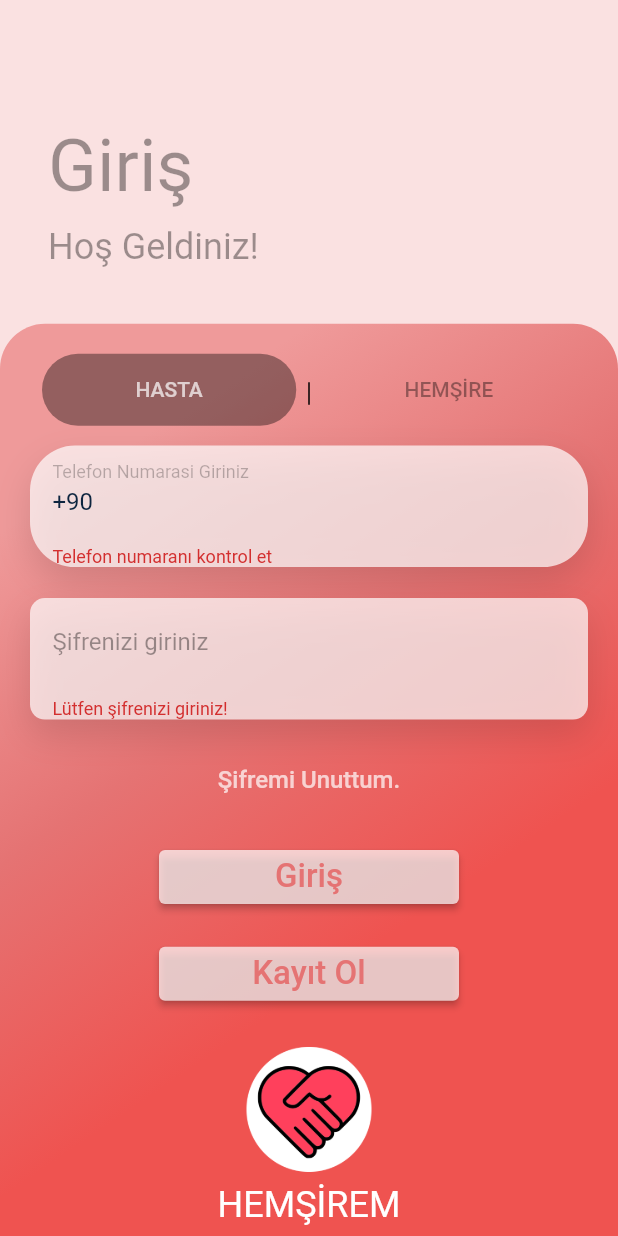
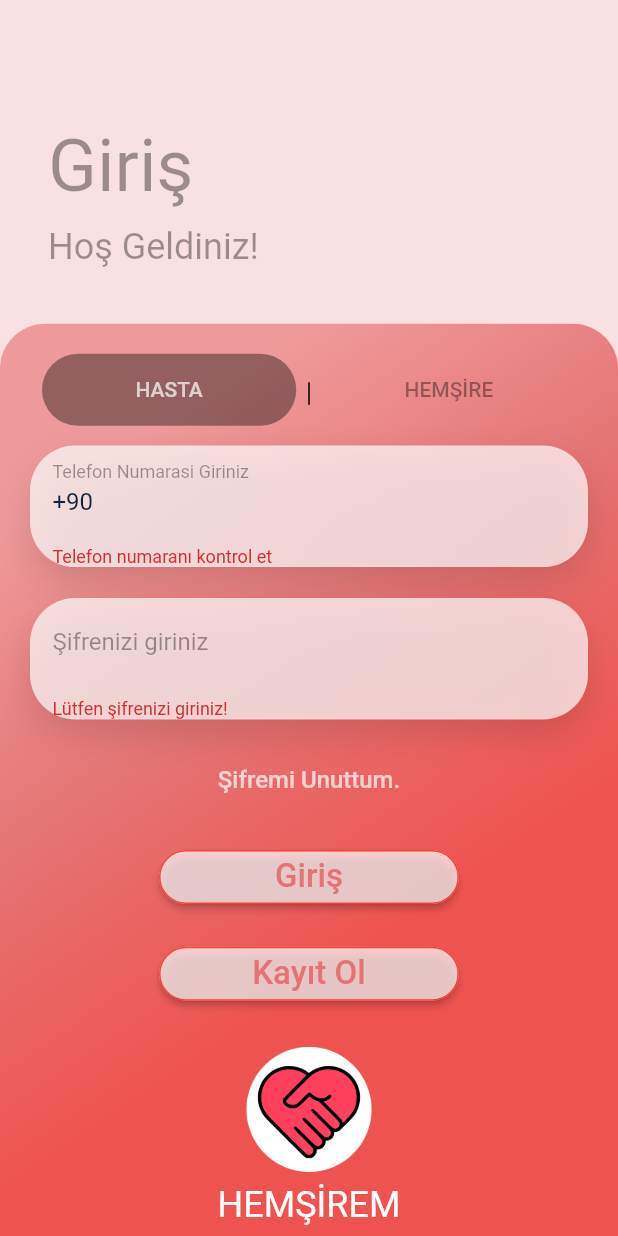
Before and after one commit to ndalyanlar/hemsirem, a Flutter app: the screen it shows after launch, after a tap on "Giriş", on a phone screen of 412 x 824 dp. Run offline on Flutter 3.47's test engine with Material 2 defaults, Android fonts, the phone set to English and light mode, and no system bars; our stand-ins replace cloud_firestore, firebase_auth, firebase_core, flutter_riverpod; missing offline and left inert: cloud_firestore_web, firebase_auth_web, firebase_core_web; accounts and stored records are empty; Roboto replaces fonts that are missing (Poppins).

Commit message:
sabah devam

```diff
--- a/lib/Screens/login_page.dart
+++ b/lib/Screens/login_page.dart
@@ -53,7 +53,8 @@ class LoginPage extends StatelessWidget {
               SizedBox(height: height * 0.045),
               buildMain()
             ],
-            )));
+          ),
+        ));
   }
 
   Expanded buildMain() {
@@ -80,7 +81,7 @@ class LoginPage extends StatelessWidget {
                 return Column(
                   children: [
                     buildRow(provider, hastaRole, hemsireRole),
-                    const BuildForm(),
+                    BuildForm(),
                     SizedBox(height: MediaQuery.of(context).size.height * 0.02),
                     buildRegisterButton(provider, hastaRole, context),
                     SizedBox(
@@ -91,9 +92,8 @@ class LoginPage extends StatelessWidget {
                       width: 100,
                       height: 100,
                     ),
-                    const Text("HEMŞİREM",
-                        style:
-                            const TextStyle(color: Colors.white, fontSize: 24))
+                    Text("HEMŞİREM",
+                        style: TextStyle(color: Colors.white, fontSize: 24))
                   ],
                 );
               },
@@ -203,20 +203,19 @@ class _BuildFormState extends ConsumerState<BuildForm> {
       child: Column(
         children: [
           SizedBox(
-            height: MediaQuery.of(context).size.height * 0.01,
+            height: height * 0.01,
           ),
           Container(
-            padding:
-                const EdgeInsets.only(right: 15, left: 15, top: 0, bottom: 0),
+            padding: EdgeInsets.only(right: 15, left: 15, top: 0, bottom: 0),
             decoration: BoxDecoration(
                 color: LightColors.kLightWhite2,
                 borderRadius:
                     BorderRadius.circular(AppTheme.loginPageborderRadius),
                 boxShadow: [
-                  const BoxShadow(
+                  BoxShadow(
                       color: Colors.black12,
                       blurRadius: 20,
-                      offset: const Offset(0, 10))
+                      offset: Offset(0, 10))
                 ]),
             child: TextFormField(
               keyboardType: TextInputType.phone,
@@ -231,11 +230,10 @@ class _BuildFormState extends ConsumerState<BuildForm> {
                 }
                 return null;
               },
-              decoration: const InputDecoration(
-                  errorStyle: const TextStyle(fontSize: 12),
+              decoration: InputDecoration(
                   labelText: "Telefon Numarasi Giriniz",
                   labelStyle: TextStyle(
-                    color: Colors.black26,
+                    color: LightColors.kLoginTextColor,
                     fontSize: 16,
                   ),
                   border: InputBorder.none),
@@ -248,22 +246,23 @@ class _BuildFormState extends ConsumerState<BuildForm> {
             height: height * 0.025,
           ),
           Container(
-            padding: const EdgeInsets.symmetric(horizontal: 15, vertical: 0),
+            padding: EdgeInsets.symmetric(horizontal: 15, vertical: 0),
             decoration: BoxDecoration(
-                color: Colors.white70,
-                borderRadius: BorderRadius.circular(10),
+                color: LightColors.kLightWhite2,
+                borderRadius:
+                    BorderRadius.circular(AppTheme.loginPageborderRadius),
                 boxShadow: [
-                  const BoxShadow(
+                  BoxShadow(
                       color: Colors.black12,
                       blurRadius: 20,
                       offset: Offset(0, 10))
                 ]),
             child: TextFormField(
               obscureText: true,
-              decoration: const InputDecoration(
+              decoration: InputDecoration(
                 labelText: "Şifrenizi giriniz",
                 labelStyle:
-                    const TextStyle(color: Colors.black38, fontSize: 16),
+                    TextStyle(color: LightColors.kLoginTextColor, fontSize: 16),
                 border: InputBorder.none,
               ),
               validator: (value) {
@@ -282,7 +281,7 @@ class _BuildFormState extends ConsumerState<BuildForm> {
             height: height * 0.02,
           ),
           TextButton(
-              style: const ButtonStyle(
+              style: ButtonStyle(
                 splashFactory: NoSplash.splashFactory,
               ),
               onPressed: () {},
@@ -323,12 +322,12 @@ class _BuildFormState extends ConsumerState<BuildForm> {
 
                   MyUser user = ((data.data() ??
                       MyUser(
-                          role: '',
                           name: "",
                           surName: "",
                           phone: "",
                           password: "",
-                          age: 0)) as MyUser);
+                          age: 0,
+                          role: '')) as MyUser);
 
                   if (user.password == _controllerPass.text &&
                       _controllerPhone.text.contains(user.phone)) {
@@ -341,7 +340,6 @@ class _BuildFormState extends ConsumerState<BuildForm> {
                     Navigator.pushReplacementNamed(
                         context, PageNames.kHomeScreenName,
                         arguments: user);
-
                     ScaffoldMessenger.of(context).showSnackBar(const SnackBar(
                       dismissDirection: DismissDirection.startToEnd,
                       content: Center(
@@ -356,7 +354,7 @@ class _BuildFormState extends ConsumerState<BuildForm> {
                     ScaffoldMessenger.of(context).showSnackBar(SnackBar(
                       // dismissDirection: DismissDirection.vertical,
                       content: SizedBox(
-                        height: MediaQuery.of(context).size.height * 0.1,
+                        height: height * 0.1,
                         child: Text(
                           'Giriş Hatalı',
                           textAlign: TextAlign.center,
--- a/lib/Theme/theme.dart
+++ b/lib/Theme/theme.dart
@@ -22,6 +22,11 @@ class AppTheme {
   static double loginPageborderRadius = 30;
 
   static ButtonStyle loginPageButtonStyle = ButtonStyle(
+      shape: MaterialStateProperty.all<RoundedRectangleBorder>(
+          RoundedRectangleBorder(
+              borderRadius:
+                  BorderRadius.circular(AppTheme.loginPageborderRadius),
+              side: BorderSide(color: Colors.red))),
       backgroundColor: MaterialStateProperty.all(Colors.white70),
       fixedSize: MaterialStateProperty.all(const Size.fromWidth(200)));
 }
```
Lines whose indentation alone changed are shown as unchanged.
